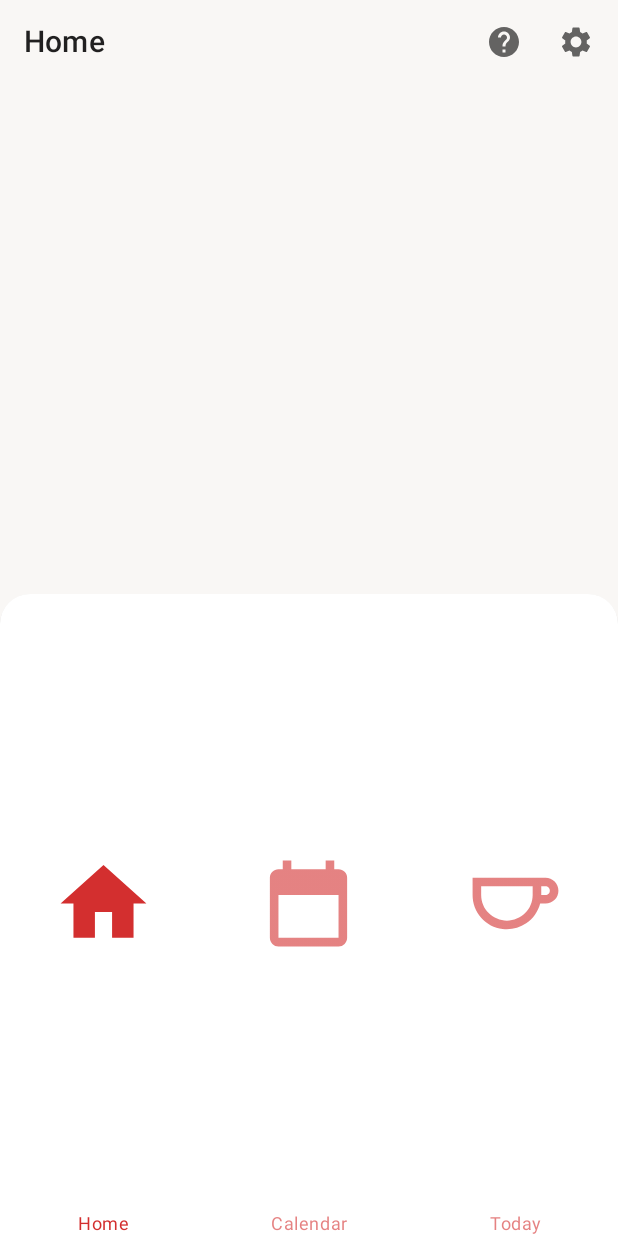
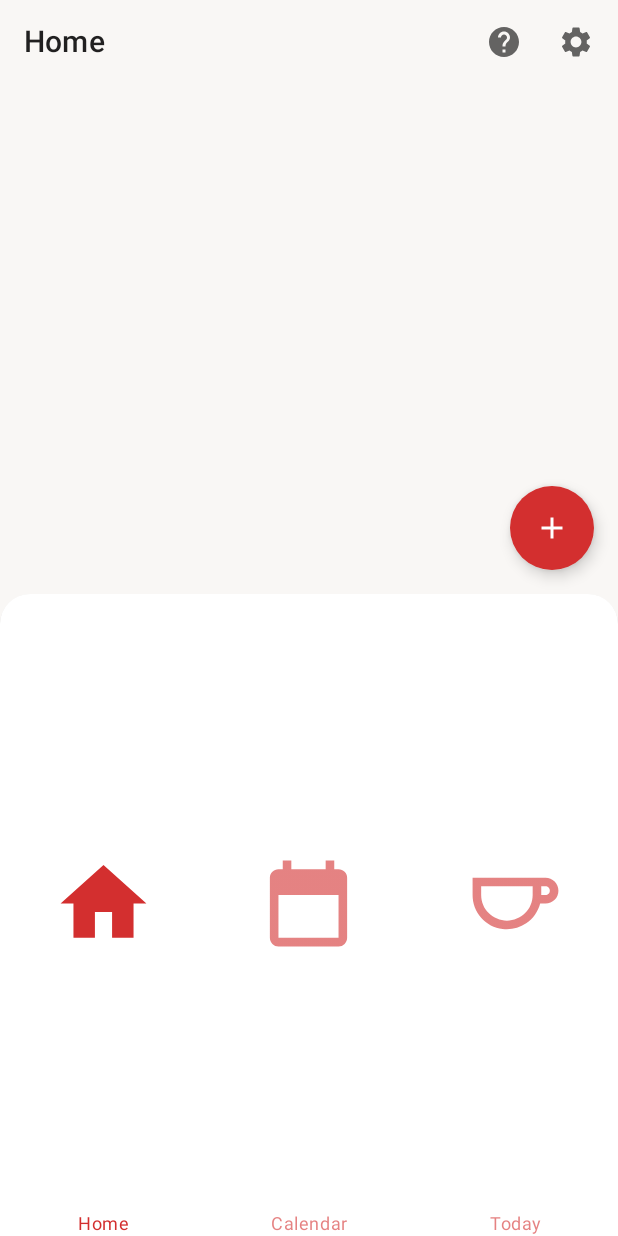
Before and after one commit to jojoclt/Lifeline, an Android app built with Jetpack Compose: the screen it shows after launch (MainActivity), on a phone screen of 412 x 824 dp. Run offline under Robolectric (Android 15) with nearby library versions, the phone set to English and light mode, and no system bars; our stand-ins replace Dagger/Hilt's generated code.

Commit message:
Add FAB (Not linked)

```diff
--- a/app/src/main/java/com/example/lifeline/presentation/MainActivity.kt
+++ b/app/src/main/java/com/example/lifeline/presentation/MainActivity.kt
@@ -9,10 +9,12 @@ import androidx.compose.foundation.layout.padding
 import androidx.compose.foundation.shape.RoundedCornerShape
 import androidx.compose.material.*
 import androidx.compose.material.icons.Icons
+import androidx.compose.material.icons.filled.Add
 import androidx.compose.material.icons.filled.Favorite
 import androidx.compose.runtime.getValue
 import androidx.compose.ui.Modifier
 import androidx.compose.ui.draw.clip
+import androidx.compose.ui.graphics.Color
 import androidx.compose.ui.res.stringResource
 import androidx.compose.ui.tooling.preview.Preview
 import androidx.compose.ui.unit.dp
@@ -48,6 +50,11 @@ class MainActivity : ComponentActivity() {
                                 )
                             )
                         )
+                    },
+                    floatingActionButton = {
+                        FloatingActionButton(onClick = { /*TODO*/ }) {
+                            Icon(Icons.Filled.Add, "", tint = Color.White)
+                        }
                     }
                 ) {
                     NavGraph(navController)
--- a/app/src/main/java/com/example/lifeline/presentation/ui/theme/Theme.kt
+++ b/app/src/main/java/com/example/lifeline/presentation/ui/theme/Theme.kt
@@ -33,6 +33,7 @@ private val LightColorPalette_1 = lightColors(
 private val LightColorPalette = lightColors(
     primary = PrimaryColor,
     primaryVariant = Red700,
+    secondary = Red700,
     background = PrimaryColor,
     onPrimary = Color.Black,
     onSurface = Red700,
```
